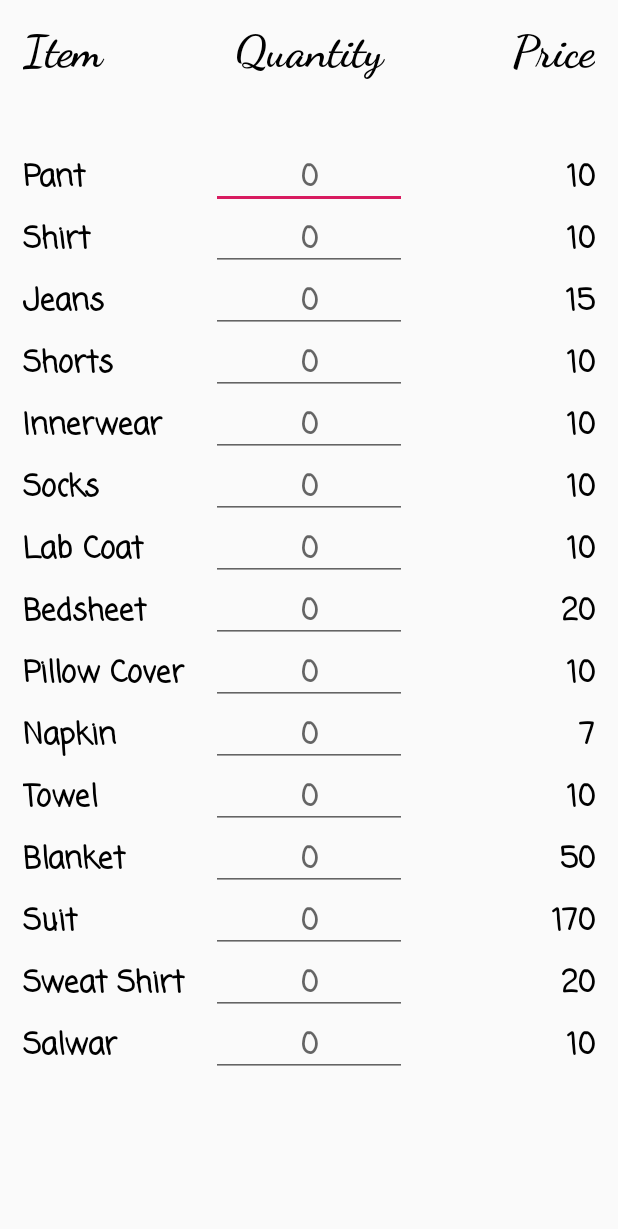
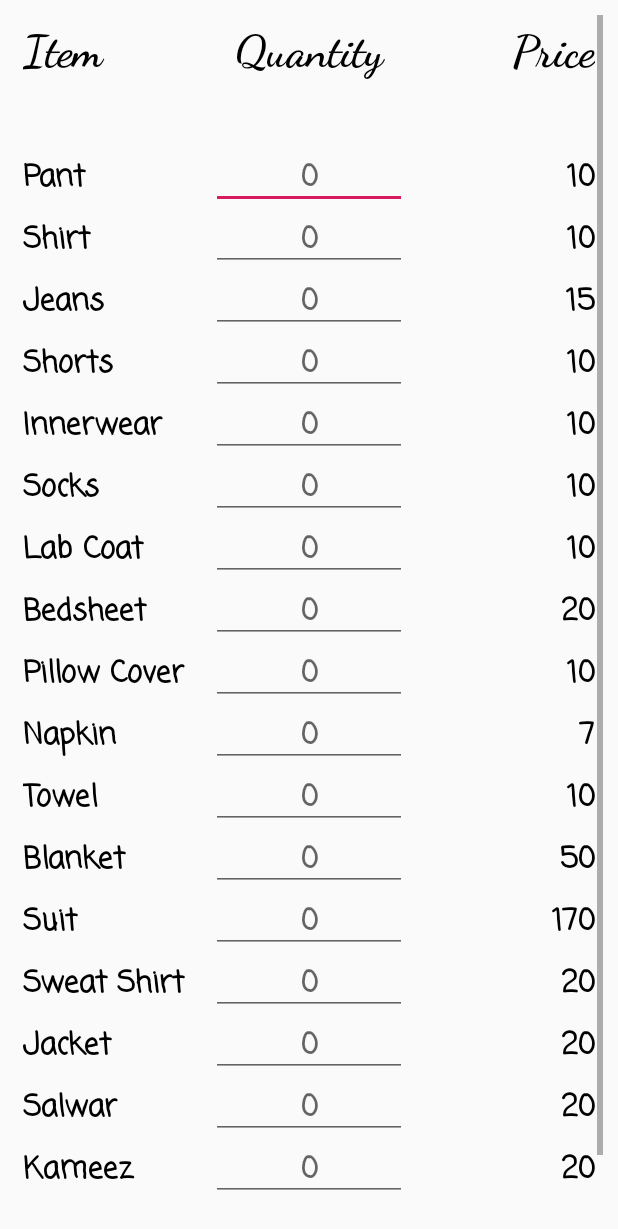
Before and after one commit to Pridudecool1211/laundrymanage, an Android app: the user_input screen opened directly, with no data from a screen before it, on a phone screen of 412 x 824 dp. Shown: the top 1229 px of the screen. Run offline under Robolectric (Android 15) with nearby library versions, the phone set to English and light mode, and no system bars.

Commit message:
ninth commit

```diff
--- a/app/src/main/res/layout/activity_user_input.xml
+++ b/app/src/main/res/layout/activity_user_input.xml
@@ -1,12 +1,15 @@
 <?xml version="1.0" encoding="utf-8"?>
-<LinearLayout xmlns:android="http://schemas.android.com/apk/res/android"
+<ScrollView xmlns:android="http://schemas.android.com/apk/res/android"
     android:orientation = "vertical"
     android:layout_width="match_parent"
-    android:layout_height="match_parent"
+    android:layout_height="wrap_content"
     android:layout_margin="10dp"
-    android:scrollbars="vertical"
 
     >
+    <LinearLayout
+        android:layout_width="match_parent"
+        android:layout_height="match_parent"
+        android:orientation="vertical">
     <LinearLayout
         android:layout_width="match_parent"
         android:layout_height="wrap_content"
@@ -746,6 +749,7 @@
 
     </LinearLayout>
 
+
         <LinearLayout
             android:layout_width="match_parent"
             android:layout_height="wrap_content"
@@ -774,7 +778,7 @@
                 android:textAlignment="center"
                 android:padding="5dp"
                 android:inputType="number"
-            android:id="@+id/jacketq"
+                android:id="@+id/jacket"
                 android:hint="0"
                 />
 
@@ -790,6 +794,11 @@
                 android:textAlignment="textEnd"
                 android:padding="5dp"
                 />
+
+
+
+        </LinearLayout>
+
 
         <LinearLayout
             android:layout_width="match_parent"
@@ -819,7 +828,7 @@
                 android:textAlignment="center"
                 android:padding="5dp"
                 android:inputType="number"
-                android:id="@+id/salwarq"
+                android:id="@+id/salwar"
                 android:hint="0"
                 />
 
@@ -827,7 +836,7 @@
                 android:layout_width="0dp"
                 android:layout_height="wrap_content"
                 android:layout_weight="1"
-                android:text="10"
+                android:text="20"
                 android:textSize="20sp"
                 android:textStyle="bold"
                 android:textColor="#000"
@@ -868,7 +877,7 @@
                 android:textAlignment="center"
                 android:padding="5dp"
                 android:inputType="number"
-                android:id="@+id/kameezq"
+                android:id="@+id/kameez"
                 android:hint="0"
                 />
 
@@ -876,7 +885,7 @@
                 android:layout_width="0dp"
                 android:layout_height="wrap_content"
                 android:layout_weight="1"
-                android:text="10"
+                android:text="20"
                 android:textSize="20sp"
                 android:textStyle="bold"
                 android:textColor="#000"
@@ -890,7 +899,6 @@
         </LinearLayout>
 
 
-    </LinearLayout>
         <RelativeLayout
             android:layout_width="match_parent"
             android:layout_height="match_parent">
@@ -904,4 +912,13 @@
                 android:layout_alignParentBottom="true"
                 />
         </RelativeLayout>
+
+
+
+
+
+
     </LinearLayout>
+
+
+</ScrollView>
```
Lines whose indentation alone changed are shown as unchanged.
